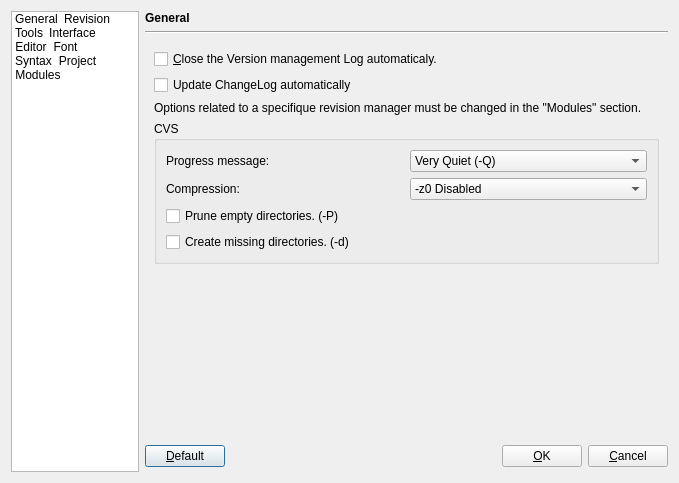
Before: the Qt Designer form xinx/ui/custom.ui in phoenix741/xinx, drawn with Qt 5.
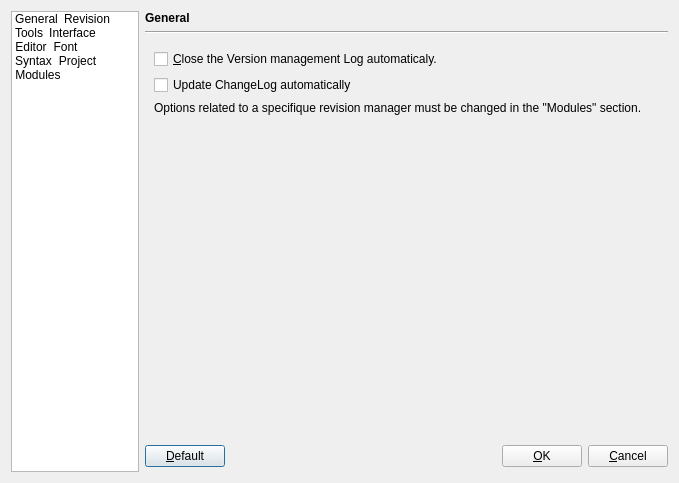
After: the same form once the commit is applied. The open tabs and pages were chosen to show the change. Icons and pictures are not drawn. Custom widgets are drawn as their Qt base class.

Commit message: Plugin CVS in progress

```diff
--- a/xinx/ui/custom.ui
+++ b/xinx/ui/custom.ui
@@ -237,116 +237,6 @@
          </property>
         </widget>
        </item>
-       <item row="3" column="0" >
-        <widget class="QGroupBox" name="groupBox_3" >
-         <property name="title" >
-          <string>CVS</string>
-         </property>
-         <layout class="QGridLayout" >
-          <item row="0" column="0" >
-           <widget class="QLabel" name="label_8" >
-            <property name="text" >
-             <string>Progress message: </string>
-            </property>
-           </widget>
-          </item>
-          <item row="0" column="1" >
-           <widget class="QComboBox" name="m_cvsVerboseComboBox" >
-            <item>
-             <property name="text" >
-              <string>Very Quiet (-Q)</string>
-             </property>
-            </item>
-            <item>
-             <property name="text" >
-              <string>Discret (-q)</string>
-             </property>
-            </item>
-            <item>
-             <property name="text" >
-              <string>Verbose</string>
-             </property>
-            </item>
-           </widget>
-          </item>
-          <item row="1" column="0" >
-           <widget class="QLabel" name="label_9" >
-            <property name="text" >
-             <string>Compression:</string>
-            </property>
-           </widget>
-          </item>
-          <item row="1" column="1" >
-           <widget class="QComboBox" name="m_cvsCompressionComboBox" >
-            <item>
-             <property name="text" >
-              <string>-z0 Disabled </string>
-             </property>
-            </item>
-            <item>
-             <property name="text" >
-              <string>-z1 Low level</string>
-             </property>
-            </item>
-            <item>
-             <property name="text" >
-              <string>-z2</string>
-             </property>
-            </item>
-            <item>
-             <property name="text" >
-              <string>-z3</string>
-             </property>
-            </item>
-            <item>
-             <property name="text" >
-              <string>-z4</string>
-             </property>
-            </item>
-            <item>
-             <property name="text" >
-              <string>-z5 Medium Level</string>
-             </property>
-            </item>
-            <item>
-             <property name="text" >
-              <string>-z6</string>
-             </property>
-            </item>
-            <item>
-             <property name="text" >
-              <string>-z7</string>
-             </property>
-            </item>
-            <item>
-             <property name="text" >
-              <string>-z8</string>
-             </property>
-            </item>
-            <item>
-             <property name="text" >
-              <string>-z9 High level</string>
-             </property>
-            </item>
-           </widget>
-          </item>
-          <item row="2" column="0" colspan="2" >
-           <widget class="QCheckBox" name="m_cvsPruneCheckBox" >
-            <property name="text" >
-             <string>Prune empty directories. (-P)</string>
-            </property>
-           </widget>
-          </item>
-          <item row="3" column="0" colspan="2" >
-           <widget class="QCheckBox" name="m_cvsCreateDirCheckBox" >
-            <property name="text" >
-             <string>Create missing directories. (-d)</string>
-            </property>
-           </widget>
-          </item>
-         </layout>
-        </widget>
-       </item>
        <item row="4" column="0" >
         <spacer>
          <property name="orientation" >
```
Left out of the diff: 4 changed lines with no effect on the pictures. The commit also changes 31 other files.
